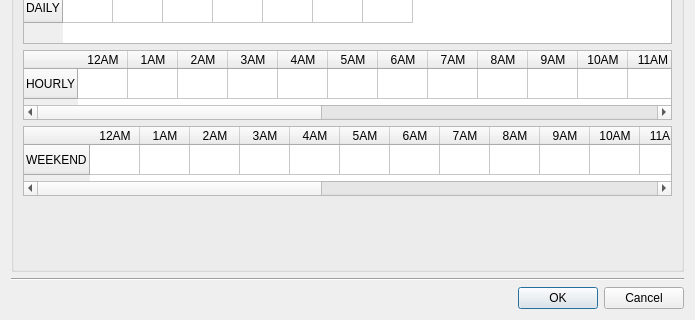
This is core/ui/toolbars/main/nonvisual_pattern_ud.ui in ibergis/ibergis_qgis_plugin as Qt 5 draws it before an edit; both pictures show x 0 to 695 and y 350 to 670 of the 695 by 670 pixel window. The edited form follows.
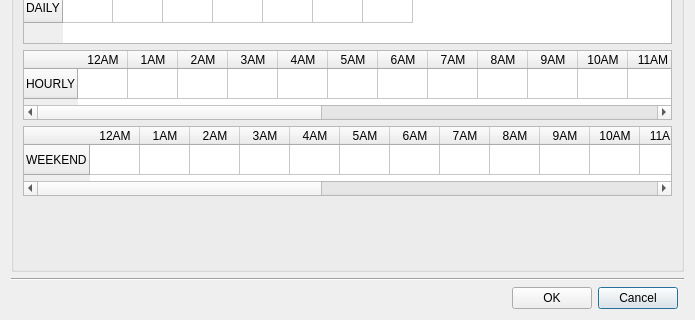
This is the edited form.

Commit message: feat(dialogs): add help button

What changed in the file:
```diff
--- a/core/ui/toolbars/main/nonvisual_pattern_ud.ui
+++ b/core/ui/toolbars/main/nonvisual_pattern_ud.ui
@@ -14,40 +14,6 @@
    <string>Pattern Editor</string>
   </property>
   <layout class="QGridLayout" name="verticalLayout_4">
-   <item row="2" column="0" colspan="2">
-    <layout class="QHBoxLayout" name="horizontalLayout">
-     <property name="sizeConstraint">
-      <enum>QLayout::SetDefaultConstraint</enum>
-     </property>
-     <item>
-      <spacer name="horizontalSpacer">
-       <property name="orientation">
-        <enum>Qt::Horizontal</enum>
-       </property>
-       <property name="sizeHint" stdset="0">
-        <size>
-         <width>40</width>
-         <height>20</height>
-        </size>
-       </property>
-      </spacer>
-     </item>
-     <item>
-      <widget class="QPushButton" name="btn_accept">
-       <property name="text">
-        <string>OK</string>
-       </property>
-      </widget>
-     </item>
-     <item>
-      <widget class="QPushButton" name="btn_cancel">
-       <property name="text">
-        <string>Cancel</string>
-       </property>
-      </widget>
-     </item>
-    </layout>
-   </item>
    <item row="1" column="0" colspan="2">
     <widget class="Line" name="line">
      <property name="orientation">
@@ -585,6 +551,37 @@
      </layout>
     </widget>
    </item>
+   <item row="2" column="0">
+    <layout class="QGridLayout" name="lyt_buttons">
+     <item row="0" column="0">
+      <spacer name="horizontalSpacer">
+       <property name="orientation">
+        <enum>Qt::Horizontal</enum>
+       </property>
+       <property name="sizeHint" stdset="0">
+        <size>
+         <width>40</width>
+         <height>20</height>
+        </size>
+       </property>
+      </spacer>
+     </item>
+     <item row="0" column="2">
+      <widget class="QPushButton" name="btn_cancel">
+       <property name="text">
+        <string>Cancel</string>
+       </property>
+      </widget>
+     </item>
+     <item row="0" column="1">
+      <widget class="QPushButton" name="btn_accept">
+       <property name="text">
+        <string>OK</string>
+       </property>
+      </widget>
+     </item>
+    </layout>
+   </item>
   </layout>
  </widget>
  <resources/>
```
The commit also changes 23 other files.
